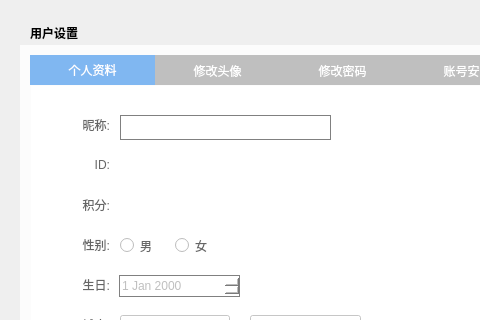
First picture: the form in TTKCore/musicUi/musicUsermanager/musicuserrecordwidget.ui, repository Greedysky/TTKMusicPlayer, before the edit; both pictures show x 0 to 480 and y 0 to 320 of the 570 by 500 pixel window.
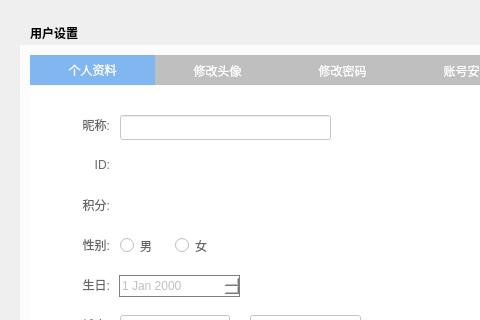
Second picture: the form after the edit. Icons and pictures are not drawn. Custom widgets are drawn as their Qt base class.

Commit message: update application ui style[732184]

Diff of the .ui file:
```diff
--- a/TTKCore/musicUi/musicUsermanager/musicuserrecordwidget.ui
+++ b/TTKCore/musicUi/musicUsermanager/musicuserrecordwidget.ui
@@ -274,9 +274,6 @@
         <height>25</height>
        </rect>
       </property>
-      <property name="styleSheet">
-       <string notr="true">QLineEdit{font-size:12px;color:#BFBFBF; font-weight:normal;border: 1px solid gray;}QLineEdit::hover{ border: 1px solid #AAAAFF;}</string>
-      </property>
      </widget>
      <widget class="QRadioButton" name="maleRadioButton_F">
       <property name="geometry">
```
Left out of the diff: 6 changed lines with no effect on the pictures. The commit also changes 18 other files.
